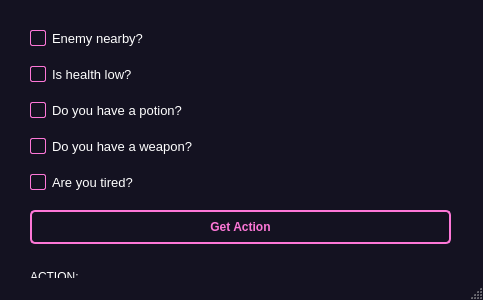
julianasj/dm_2, file mainwindow.ui: the form before one commit.
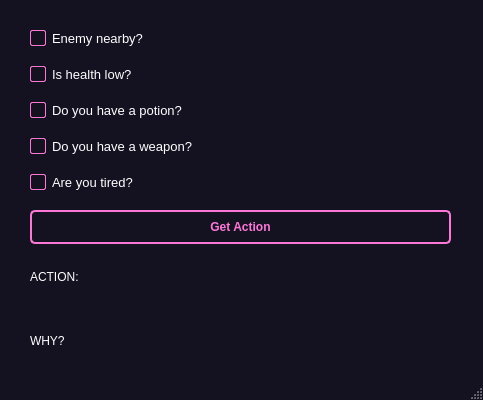
The form after the commit.

Commit message: adjust again

What changed in the file:
```diff
--- a/mainwindow.ui
+++ b/mainwindow.ui
@@ -13,13 +13,13 @@
   <property name = "minimumSize">
     <size>
         <width>483</width>
-        <height>300</height>
+        <height>400</height>
     </size>
   </property>
   <property name = "maximumSize">
     <size>
         <width>483</width>
-        <height>300</height>
+        <height>400</height>
     </size>
   </property>
   <property name="windowTitle">
```
